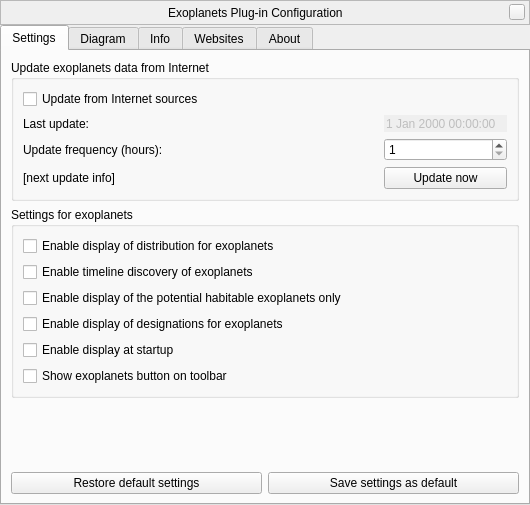
519984307/stellarium_src, file plugins/Exoplanets/src/gui/exoplanetsDialog.ui: the form before one commit.
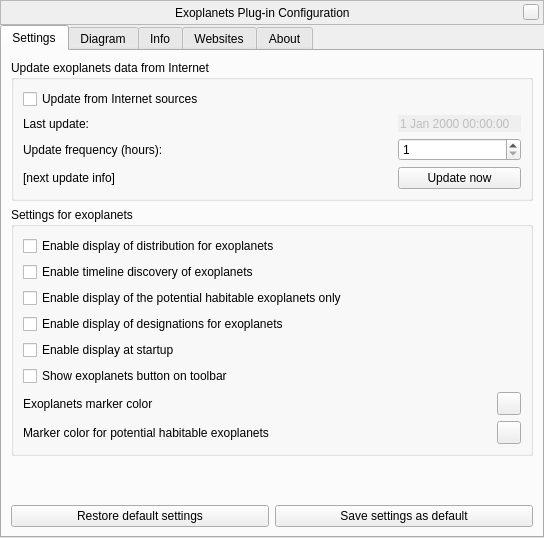
The form after the commit. Custom widgets are drawn as their Qt base class.

Commit message: Added GUI options for color of exoplanet marker

```diff
--- a/plugins/Exoplanets/src/gui/exoplanetsDialog.ui
+++ b/plugins/Exoplanets/src/gui/exoplanetsDialog.ui
@@ -6,8 +6,8 @@
    <rect>
     <x>0</x>
     <y>0</y>
-    <width>530</width>
-    <height>505</height>
+    <width>544</width>
+    <height>538</height>
    </rect>
   </property>
   <property name="windowTitle">
@@ -295,6 +295,42 @@
             </property>
            </widget>
           </item>
+          <item>
+           <layout class="QHBoxLayout" name="horizontalLayout">
+            <item>
+             <widget class="QLabel" name="label">
+              <property name="text">
+               <string>Exoplanets marker color</string>
+              </property>
+             </widget>
+            </item>
+            <item>
+             <widget class="QToolButton" name="exoplanetMarkerColor">
+              <property name="toolTip">
+               <string>Exoplanets marker color</string>
+              </property>
+             </widget>
+            </item>
+           </layout>
+          </item>
+          <item>
+           <layout class="QHBoxLayout" name="horizontalLayout_4">
+            <item>
+             <widget class="QLabel" name="label_2">
+              <property name="text">
+               <string>Marker color for potential habitable exoplanets</string>
+              </property>
+             </widget>
+            </item>
+            <item>
+             <widget class="QToolButton" name="habitableExoplanetMarkerColor">
+              <property name="toolTip">
+               <string>Marker color for potential habitable exoplanets</string>
+              </property>
+             </widget>
+            </item>
+           </layout>
+          </item>
          </layout>
         </widget>
        </item>
```
The commit also changes 2 other files.
